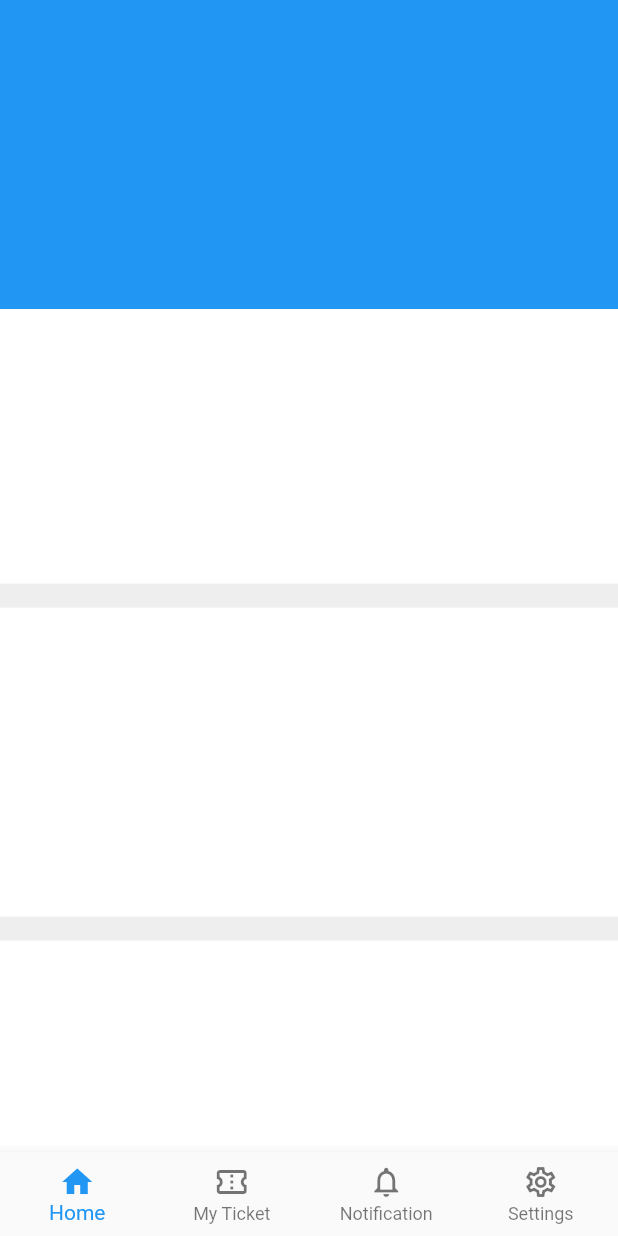
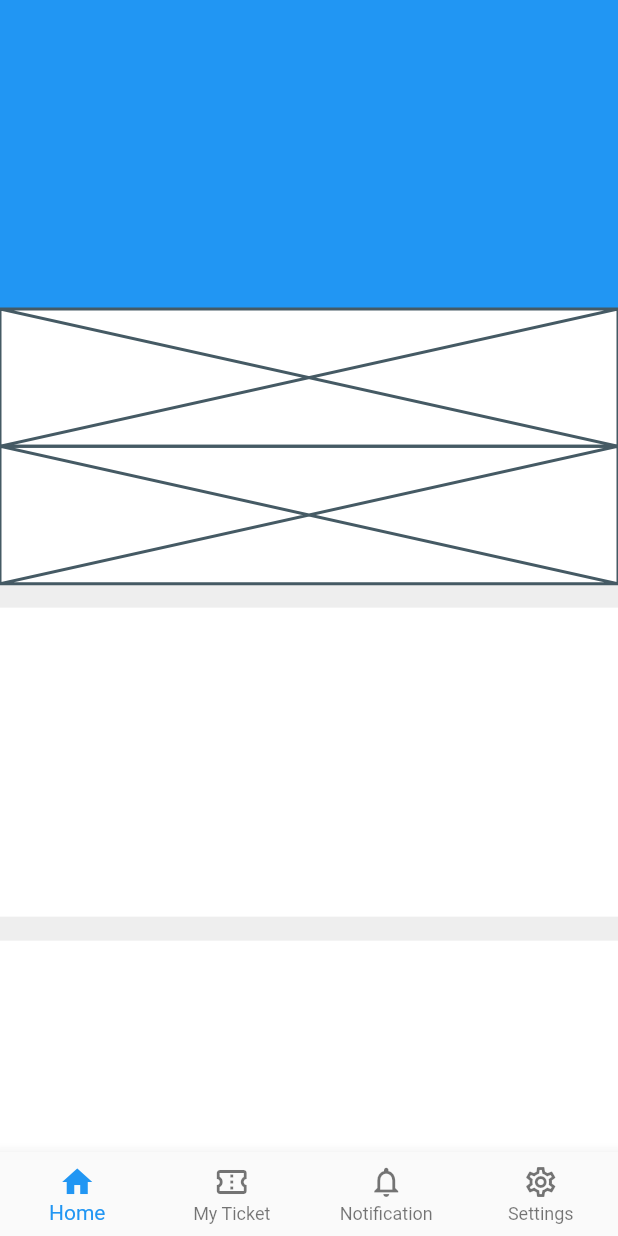
Before and after one commit to JAICHANGPARK/flutter_notebook_11th_story, a Flutter app: the screen it shows after launch, on a phone screen of 412 x 824 dp. Run offline on Flutter 3.47's test engine with Material 2 defaults, Android fonts, the phone set to English and light mode, and no system bars; our stand-ins replace backdrop, badges, flutter_inner_drawer, flutter_slidable, google_fonts.

Commit message:
Update ticket_booking_home_page.dart

```diff
--- a/lib/ep710_ticket_booking_app/ticket_booking_home_page.dart
+++ b/lib/ep710_ticket_booking_app/ticket_booking_home_page.dart
@@ -23,6 +23,12 @@ class _TicketBookingHomePageState extends State<TicketBookingHomePage> {
               Container(
                 height: MediaQuery.of(context).size.height / 4.5,
                 decoration: BoxDecoration(color: Colors.white),
+                child: Column(
+                  children: [
+                    Expanded(child: Placeholder()),
+                    Expanded(child: Placeholder()),
+                  ],
+                ),
               ),
               SizedBox(height: 16),
               Container(
```
